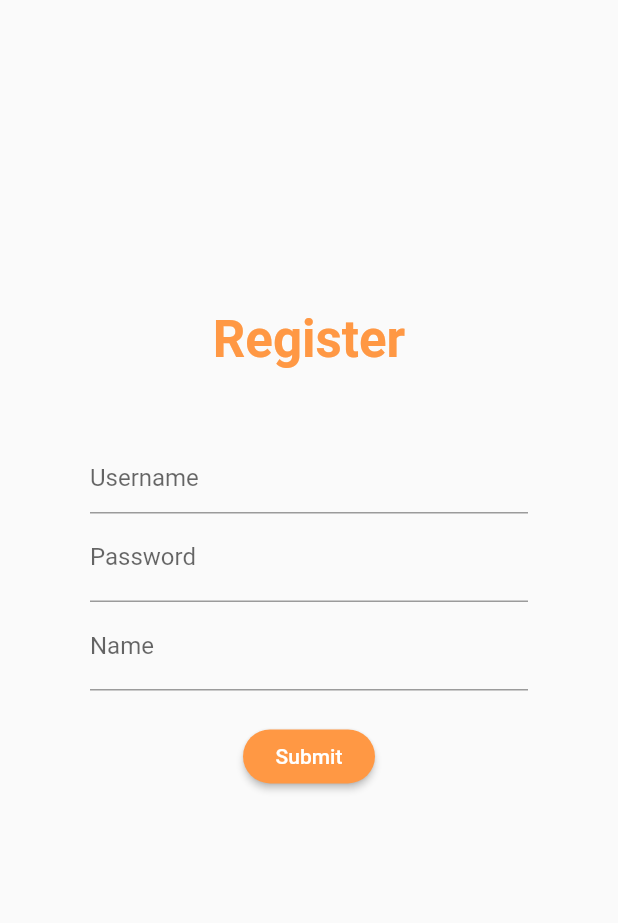
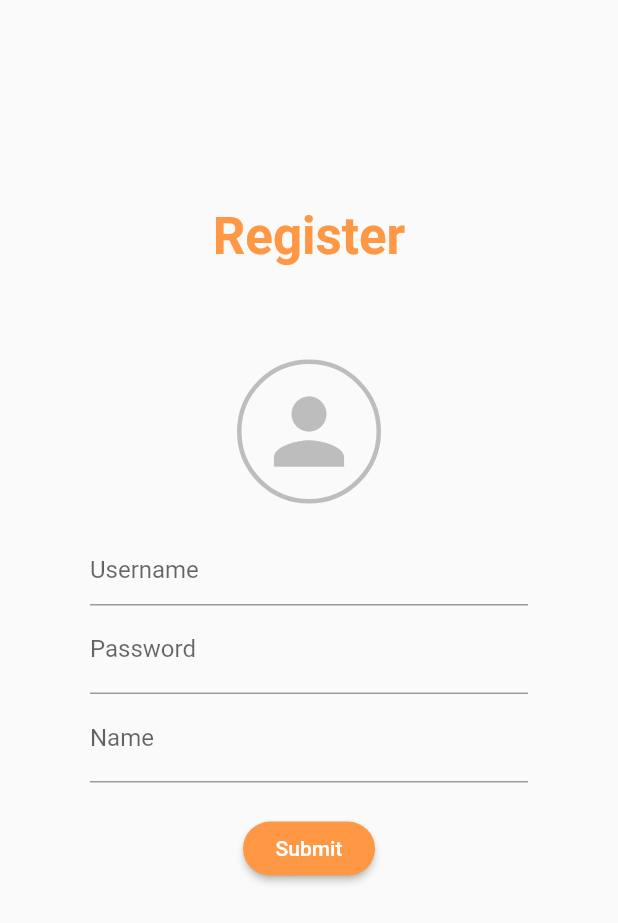
Before and after one commit to caelan-a/chatapp, a Flutter app: the RegisterScreen screen opened directly, on a phone screen of 412 x 824 dp. Shown: the top 923 px of the screen. Run offline on Flutter 3.47's test engine with Material 2 defaults, Android fonts, the phone set to English and light mode, and no system bars; our stand-ins replace cached_network_image, image_picker, shared_preferences; missing offline and left inert: flutter_webrtc; accounts and stored records are empty; network calls fail.

Commit message:
can pick avatar now

```diff
--- a/lib/screen_register.dart
+++ b/lib/screen_register.dart
@@ -1,7 +1,9 @@
 import 'package:flutter/material.dart';
 import 'login_background.dart';
+import 'package:image_picker/image_picker.dart';
 import 'screen_contacts.dart';
 import 'main.dart';
+import 'dart:io';
 
 class RegisterScreen extends StatefulWidget {
   RegisterScreen({Key key}) : super(key: key);
@@ -17,36 +19,57 @@ class _RegisterScreenState extends State<RegisterScreen>
   FocusNode passwordFN = FocusNode();
   FocusNode nameFN = FocusNode();
 
-  String avatarPath;
+  String avatarPath = "";
 
   TextEditingController usernameTextController = TextEditingController();
   TextEditingController passwordTextController = TextEditingController();
   TextEditingController nameTextController = TextEditingController();
 
-  void register() {
+  void register() {}
 
-  }
+  Future getAvatarImagePath() async {
+    File image = await ImagePicker.pickImage(source: ImageSource.gallery);
 
-  String getAvatarImagePath() {
-    return "";
+    setState(() {
+      avatarPath = image.path;
+    });
   }
 
   Widget _buildEditImage() {
     return IconButton(
       onPressed: () {
         setState(() {
-          avatarPath = getAvatarImagePath();
+          getAvatarImagePath();
         });
       },
-      icon: ClipRRect(
-        borderRadius: BorderRadius.circular(30.0),
-        child: Image.asset(
-          avatarPath == "" ? "assets/edit_image.jpg" : avatarPath,
-          fit: BoxFit.cover,
-          height: 35.0,
-          width: 35.0,
-        ),
-      ),
+      iconSize: 120.0,
+      icon: avatarPath != ""
+          ? ClipRRect(
+              borderRadius: BorderRadius.circular(100.0),
+              child: Image.asset(
+                avatarPath,
+                fit: BoxFit.cover,
+                // height: 60.0,
+                // width: 100.0,
+              ))
+          : Container(
+              padding: EdgeInsets.all(10.0),
+              decoration: new BoxDecoration(
+                borderRadius: new BorderRadius.circular(100.0),
+                border: new Border.all(
+                  width: 3.0,
+                  color: Colors.grey[400],
+                ),
+              ),
+              child: ClipRRect(
+                borderRadius: BorderRadius.circular(30.0),
+                child: Icon(
+                  Icons.person,
+                  size: 70.0,
+                  color: Colors.grey[400],
+                ),
+              ),
+            ),
     );
   }
 
@@ -54,10 +77,11 @@ class _RegisterScreenState extends State<RegisterScreen>
     return Form(
       child: Container(
         padding: EdgeInsets.fromLTRB(
-            60.0, MediaQuery.of(context).size.height / 2.8, 60.0, 0.0),
+            60.0, MediaQuery.of(context).size.height / 3.75, 60.0, 0.0),
         child: Column(
           crossAxisAlignment: CrossAxisAlignment.center,
           children: <Widget>[
+            _buildEditImage(),
             Container(
               child: TextFormField(
                 controller: usernameTextController,
@@ -117,7 +141,7 @@ class _RegisterScreenState extends State<RegisterScreen>
         alignment: AlignmentDirectional.center,
         children: <Widget>[
           Positioned(
-              top: MediaQuery.of(context).size.height / 4,
+              top: MediaQuery.of(context).size.height / 6,
               child: Text("Register",
                   style: TextStyle(
                       color: Theme.of(context).primaryColor,
--- a/lib/user_data.dart
+++ b/lib/user_data.dart
@@ -10,6 +10,7 @@ class UserData {
   String avatarPath;
   String authHeader;
   List<Contact> savedContacts;
+  String serverIP = "192.168.1.93:8086";
 
   UserData(
       {this.username, this.authHeader, this.savedContacts, this.visibleName}) {}
--- a/lib/video/window_video.dart
+++ b/lib/video/window_video.dart
@@ -26,10 +26,6 @@ class _VideoWindowState extends State<VideoWindow>
   @override
   void initState() {
     super.initState();
-  }
-
-  void onEndCall() {
-    Navigator.of(context).pop();
   }
 
   Widget _buildCallingScreen() {
@@ -98,7 +94,7 @@ class _VideoWindowState extends State<VideoWindow>
                       borderRadius: new BorderRadius.circular(30.0)),
                   textColor: Colors.white,
                   onPressed: () {
-                    onEndCall();
+                    // onEndCall();
                   },
                   color: Colors.white,
                   child: Row(
--- a/pubspec.yaml
+++ b/pubspec.yaml
@@ -17,7 +17,8 @@ environment:
   sdk: ">=2.1.0 <3.0.0"
 
 dependencies:
-  flutter_webrtc:
+  image_picker:
+  flutter_webrtc: 0.1.7
   cached_network_image: ^0.8.0
   intl:
   shared_preferences: ^0.5.2+1
```
Also changed, not shown: lib/screen_call.dart (+12 -3 lines), lib/video/call_sample.dart (+115 -4 lines), pubspec.lock.
